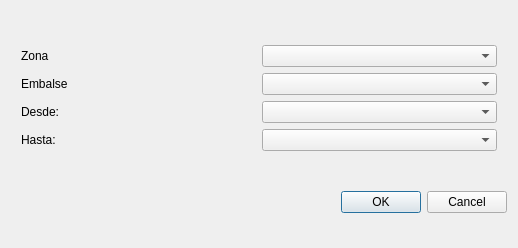
Old version of the form src/dlg-select-fecha.ui in the repository federicomartinlara1976/VerEmbalses.
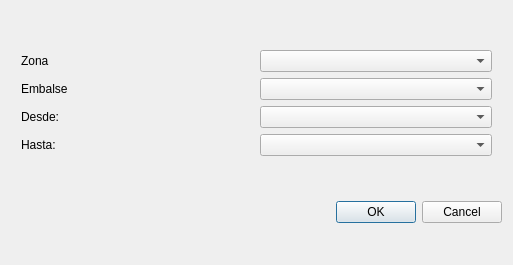
New version of the form. Custom widgets are drawn as their Qt base class.

The edit to the form file:
```diff
--- a/src/dlg-select-fecha.ui
+++ b/src/dlg-select-fecha.ui
@@ -9,8 +9,8 @@
    <rect>
     <x>0</x>
     <y>0</y>
-    <width>518</width>
-    <height>248</height>
+    <width>513</width>
+    <height>265</height>
    </rect>
   </property>
   <property name="windowTitle">
```
